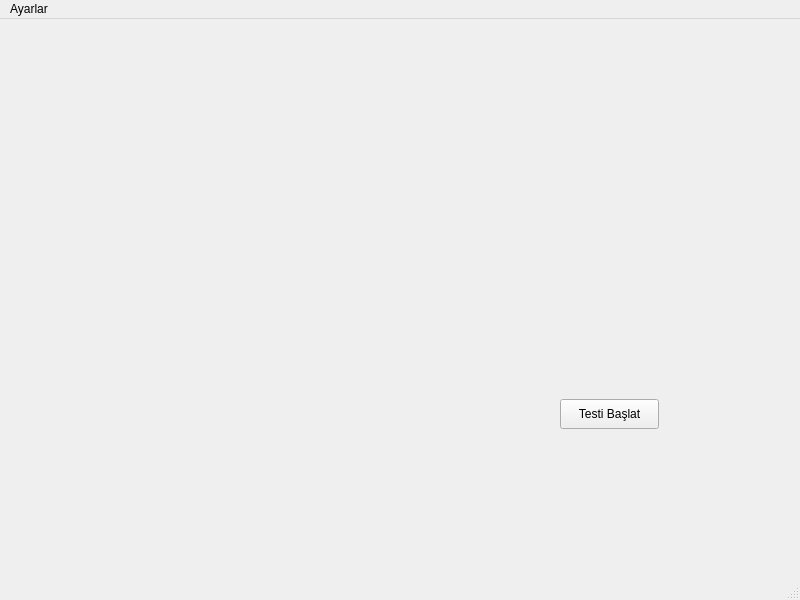
Before: the Qt Designer form res/ui/mainwindow.ui in cihansenyuz/test_remotes_for_TV, drawn with Qt 5.
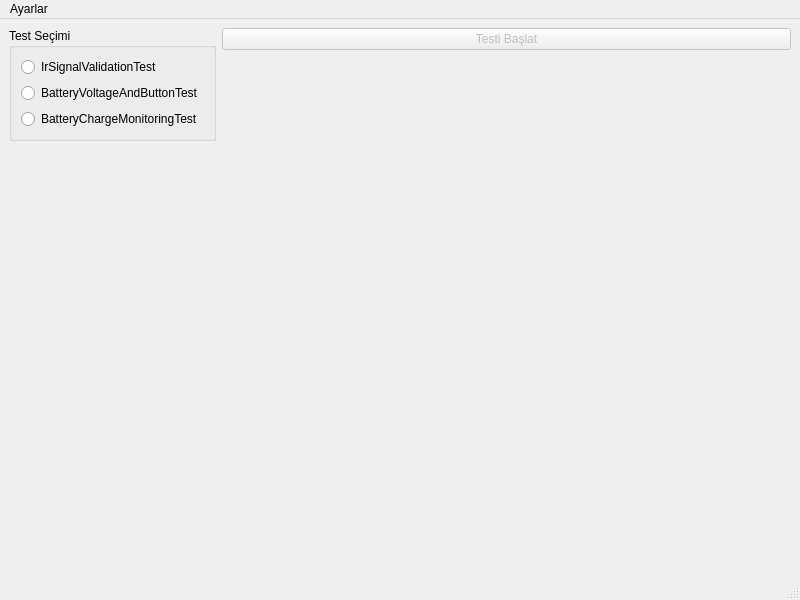
After: the same form once the commit is applied.

Commit message: add radio button for test selection

Patch:
```diff
--- a/res/ui/mainwindow.ui
+++ b/res/ui/mainwindow.ui
@@ -14,19 +14,48 @@
    <string>Kumanda Test Uygulaması</string>
   </property>
   <widget class="QWidget" name="centralwidget">
-   <widget class="QPushButton" name="run_test_button">
-    <property name="geometry">
-     <rect>
-      <x>560</x>
-      <y>380</y>
-      <width>99</width>
-      <height>30</height>
-     </rect>
-    </property>
-    <property name="text">
-     <string>Testi Başlat</string>
-    </property>
-   </widget>
+   <layout class="QFormLayout" name="formLayout">
+    <item row="0" column="0">
+     <widget class="QGroupBox" name="test_selection_box">
+      <property name="title">
+       <string>Test Seçimi</string>
+      </property>
+      <layout class="QVBoxLayout" name="verticalLayout_2">
+       <item>
+        <widget class="QRadioButton" name="IrSignalValidationTestSelection">
+         <property name="text">
+          <string>IrSignalValidationTest</string>
+         </property>
+        </widget>
+       </item>
+       <item>
+        <widget class="QRadioButton" name="BatteryVoltageAndButtonTestSelection">
+         <property name="text">
+          <string>BatteryVoltageAndButtonTest</string>
+         </property>
+        </widget>
+       </item>
+       <item>
+        <widget class="QRadioButton" name="BatteryChargeMonitoringTestSelection">
+         <property name="text">
+          <string>BatteryChargeMonitoringTest</string>
+         </property>
+        </widget>
+       </item>
+      </layout>
+     </widget>
+    </item>
+    <item row="0" column="1">
+     <widget class="QPushButton" name="run_test_button">
+      <property name="enabled">
+       <bool>false</bool>
+      </property>
+      <property name="text">
+       <string>Testi Başlat</string>
+      </property>
+     </widget>
+    </item>
+   </layout>
   </widget>
   <widget class="QMenuBar" name="menubar">
    <property name="geometry">
```
Left out of the diff: 14 changed lines with no effect on the pictures. The commit also changes 2 other files.
